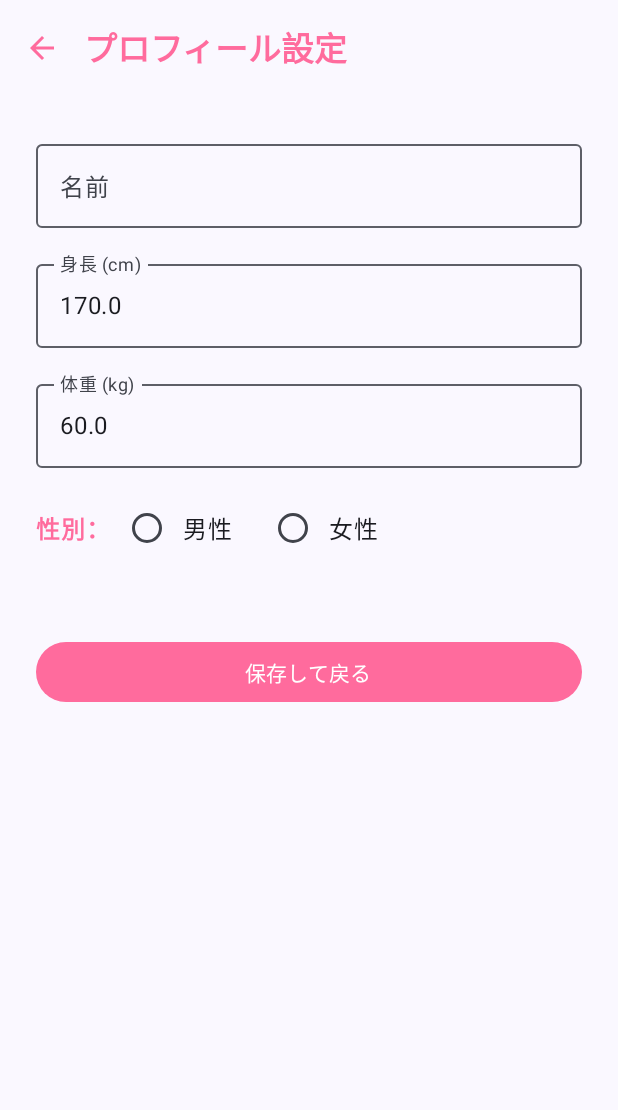
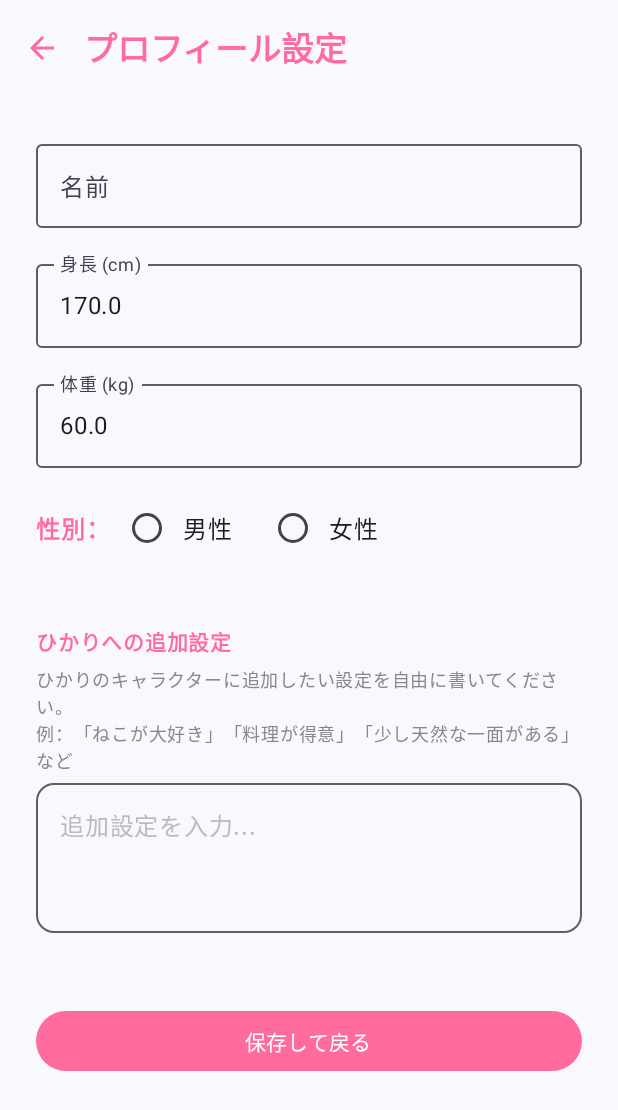
Before and after one commit to tukinamiotoko-afk/lovemanpokei, an Android app built with Jetpack Compose: the SettingsScreen screen opened through its navigation route, on a phone screen of 412 x 824 dp. Shown: the top 1110 px of the screen. Run offline under Robolectric (Android 15) with nearby library versions, the phone set to English and light mode, and no system bars; our stand-ins replace Room's generated code; libraries missing offline, so code that uses them is left out: java.net, org.json; Roboto replaces fonts that are not available here; 1 statement that could not run was skipped.

Commit message:
キャラクター追加設定をユーザーごとに保存・反映できる機能を追加
- 設定画面に「ひかりへの追加設定」テキストフィールドを追加
- 入力内容をSharedPreferencesに保存（CUSTOM_CHARACTER_NOTE）
- 自由会話・おでかけ会話両方のシステムプロンプトに追加設定を差し込む
- 追加設定は基本設定より優先して反映されるよう指示

https://claude.ai/code/session_01GvViALcMcPGzsZ2wcqHBjK

```diff
--- a/app/src/main/java/com/example/lovemanpo/MainActivity.kt
+++ b/app/src/main/java/com/example/lovemanpo/MainActivity.kt
@@ -187,6 +187,10 @@ class StepRepository(private val stepDao: StepDao, private val prefs: SharedPref
         get() = prefs.getBoolean("HAS_EVER_CHATTED", false)
         set(value) = prefs.edit { putBoolean("HAS_EVER_CHATTED", value) }
 
+    var customCharacterNote: String
+        get() = prefs.getString("CUSTOM_CHARACTER_NOTE", "") ?: ""
+        set(value) = prefs.edit { putString("CUSTOM_CHARACTER_NOTE", value) }
+
     fun getOdekakeHistoryJson(locationId: String): String =
         prefs.getString("ODEKAKE_HISTORY_$locationId", "[]") ?: "[]"
 
@@ -353,6 +357,9 @@ class StepViewModel(private val repository: StepRepository) : ViewModel() {
 
     val hasEverChatted get() = repository.hasEverChatted
     fun markHasEverChatted() { repository.hasEverChatted = true }
+
+    val customCharacterNote get() = repository.customCharacterNote
+    fun saveCustomCharacterNote(note: String) { repository.customCharacterNote = note }
 
     fun saveFreeChatHistory() {
         val json = org.json.JSONArray()
@@ -2364,6 +2371,7 @@ fun SettingsScreen(navController: NavController, viewModel: StepViewModel) {
     var tempHeight by remember { mutableStateOf(viewModel.heightCm.floatValue.toString()) }
     var tempWeight by remember { mutableStateOf(viewModel.weightKg.floatValue.toString()) }
     var tempGender by remember { mutableStateOf(viewModel.userGender.value) }
+    var tempCustomNote by remember { mutableStateOf(viewModel.customCharacterNote) }
     val pinkAccent = Color(0xFFFF6B9D)
 
     Scaffold(
@@ -2390,6 +2398,28 @@ fun SettingsScreen(navController: NavController, viewModel: StepViewModel) {
                 RadioButton(selected = tempGender == "女性", onClick = { tempGender = "女性" })
                 Text("女性", modifier = Modifier.clickable { tempGender = "女性" })
             }
+            Spacer(modifier = Modifier.height(8.dp))
+            Column(modifier = Modifier.fillMaxWidth()) {
+                Text("ひかりへの追加設定", fontWeight = FontWeight.Bold, color = pinkAccent, fontSize = 14.sp)
+                Spacer(modifier = Modifier.height(4.dp))
+                Text(
+                    "ひかりのキャラクターに追加したい設定を自由に書いてください。\n例：「ねこが大好き」「料理が得意」「少し天然な一面がある」など",
+                    fontSize = 12.sp,
+                    color = Color(0xFF888888),
+                    lineHeight = 18.sp
+                )
+                Spacer(modifier = Modifier.height(6.dp))
+                OutlinedTextField(
+                    value = tempCustomNote,
+                    onValueChange = { tempCustomNote = it },
+                    modifier = Modifier
+                        .fillMaxWidth()
+                        .heightIn(min = 100.dp),
+                    placeholder = { Text("追加設定を入力...", color = Color(0xFFBBBBBB)) },
+                    maxLines = 8,
+                    shape = RoundedCornerShape(12.dp)
+                )
+            }
             Spacer(modifier = Modifier.height(16.dp))
             Button(onClick = {
                 val h = tempHeight.toFloatOrNull() ?: 170f
@@ -2397,6 +2427,7 @@ fun SettingsScreen(navController: NavController, viewModel: StepViewModel) {
                 viewModel.setPlayerName(tempName)
                 viewModel.setUserProfile(h, w)
                 viewModel.saveProfile(h, tempGender)
+                viewModel.saveCustomCharacterNote(tempCustomNote)
                 navController.popBackStack()
             }, modifier = Modifier.fillMaxWidth(), colors = ButtonDefaults.buttonColors(containerColor = pinkAccent)) { Text("保存して戻る") }
         }
@@ -2519,7 +2550,7 @@ val odekakeLocations = listOf(
     OdekakeLocation("home",   "おうち",  "🏠",  8)
 )
 
-fun buildSystemPrompt(loveCount: Int, playerName: String, situation: String, todaySteps: Int = 0, activeDays: Int = 0): String {
+fun buildSystemPrompt(loveCount: Int, playerName: String, situation: String, todaySteps: Int = 0, activeDays: Int = 0, customNote: String = ""): String {
     val intimacy = when {
         loveCount <= 3 -> "後輩なので、ちゃんとした敬語で話してください。「〜です」「〜ます」「〜ですよね」など。まだ少し緊張気味。"
         loveCount <= 6 -> "だいぶ慣れてきて、敬語が少し崩れてきています。「〜ですよ」「〜じゃないですか」「〜だったりして」など、やわらかい敬語。"
@@ -2543,6 +2574,7 @@ fun buildSystemPrompt(loveCount: Int, playerName: String, situation: String, tod
 - いろんな場所に歩いて行くことが好きで、カフェ・公園・海・映画館など行きたい場所がたくさんある。「今度○○まで歩いて行きましょうね！」と自分から提案することもある
 - 照れ屋な一面もあり、褒められたり意識すると急に恥ずかしそうにする
 - ${situation}${stepInfo}
+${if (customNote.isNotBlank()) "\n【ユーザーからの追加設定】\n$customNote\n上記の追加設定を基本設定より優先して反映してください。" else ""}
 
 【話し方】
 ${intimacy}
@@ -2569,10 +2601,10 @@ ${intimacy}
 [LOVE:up/down/none] ← 好感度の変化。嬉しい・照れた・心を開いた瞬間はup、傷ついた・不機嫌になったはdown、それ以外はnone。""".trimIndent()
 }
 
-fun buildFreeChatSystemPrompt(loveCount: Int, playerName: String, todaySteps: Int = 0, activeDays: Int = 0) =
-    buildSystemPrompt(loveCount, playerName, "${playerName}さんと一緒に散歩しています", todaySteps, activeDays)
-
-fun buildOdekakeChatSystemPrompt(locationId: String, loveCount: Int, playerName: String, todaySteps: Int = 0, activeDays: Int = 0): String {
+fun buildFreeChatSystemPrompt(loveCount: Int, playerName: String, todaySteps: Int = 0, activeDays: Int = 0, customNote: String = "") =
+    buildSystemPrompt(loveCount, playerName, "${playerName}さんと一緒に散歩しています", todaySteps, activeDays, customNote)
+
+fun buildOdekakeChatSystemPrompt(locationId: String, loveCount: Int, playerName: String, todaySteps: Int = 0, activeDays: Int = 0, customNote: String = ""): String {
     val situation = when (locationId) {
         "cafe"   -> "${playerName}さんと一緒にカフェでお茶をしています"
         "park"   -> "${playerName}さんと一緒に公園を散歩しています"
@@ -2581,7 +2613,7 @@ fun buildOdekakeChatSystemPrompt(locationId: String, loveCount: Int, playerName:
         "home"   -> "${playerName}さんがひかりの部屋に遊びに来ています"
         else     -> "${playerName}さんと一緒にいます"
     }
-    return buildSystemPrompt(loveCount, playerName, situation, todaySteps, activeDays)
+    return buildSystemPrompt(loveCount, playerName, situation, todaySteps, activeDays, customNote)
 }
 
 val positiveExpressions = setOf(
@@ -3152,7 +3184,8 @@ fun FreeChatScreen(navController: NavController, viewModel: StepViewModel) {
                         scope.launch {
                             try {
                                 val hasChat = viewModel.hasEverChatted
-                                val systemPrompt = buildFreeChatSystemPrompt(loveCount, playerName, if (hasChat) todaySteps else 0, if (hasChat) activeDays else 0)
+                                val customNote = viewModel.customCharacterNote
+                                val systemPrompt = buildFreeChatSystemPrompt(loveCount, playerName, if (hasChat) todaySteps else 0, if (hasChat) activeDays else 0, customNote)
                                 viewModel.markHasEverChatted()
                                 val reply = callGeminiApi(systemPrompt, historySnapshot, text)
                                 val parsed = parseReply(reply)
@@ -3452,7 +3485,7 @@ fun OdekakeChatScreen(navController: NavController, viewModel: StepViewModel, lo
                         val historySnapshot = messages.dropLast(1).toList()
                         scope.launch {
                             try {
-                                val systemPrompt = buildOdekakeChatSystemPrompt(locationId, loveCount, playerName, todaySteps, activeDays)
+                                val systemPrompt = buildOdekakeChatSystemPrompt(locationId, loveCount, playerName, todaySteps, activeDays, viewModel.customCharacterNote)
                                 val reply = callGeminiApi(systemPrompt, historySnapshot, text)
                                 val parsed = parseReply(reply)
                                 messages.add(ChatMessage("assistant", parsed.text, parsed.exprRes, parsed.exprName))
```
